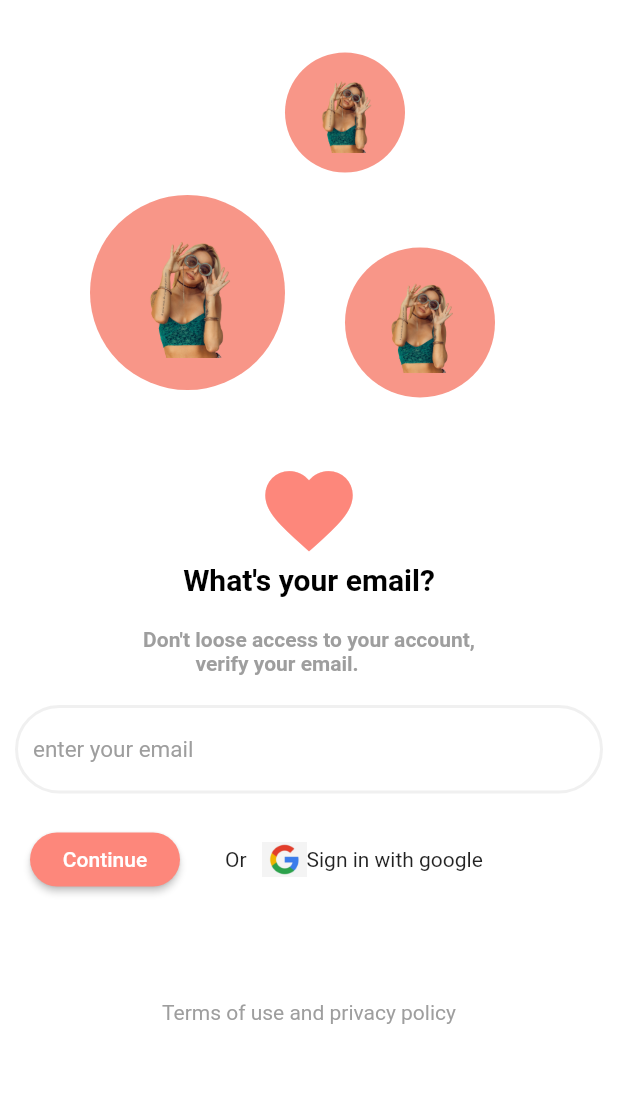
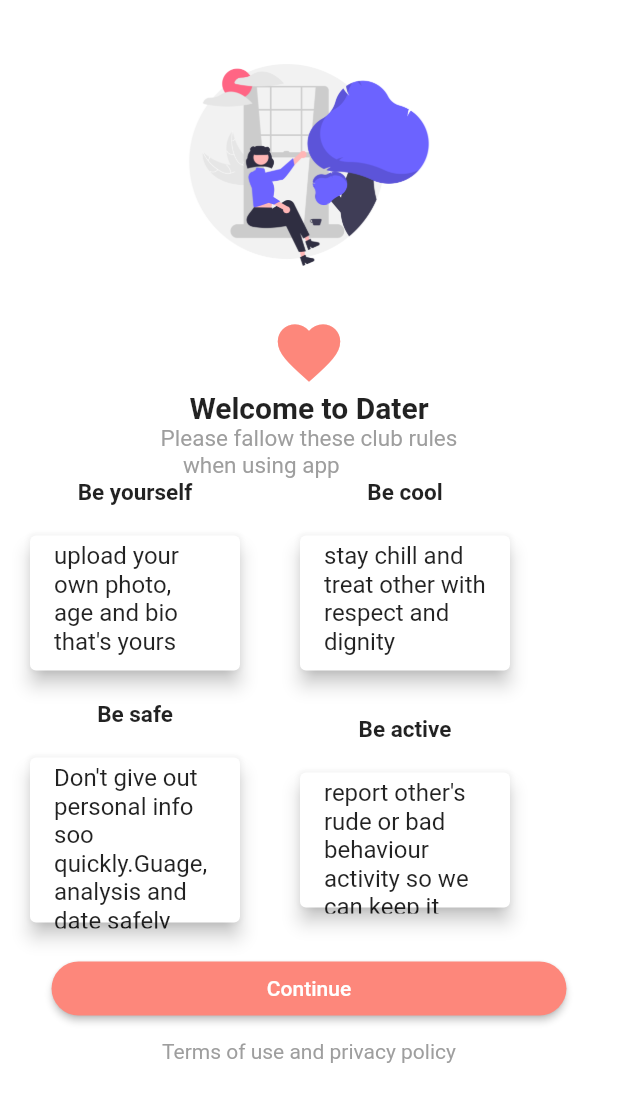
Before and after one commit to shyamnepal/Dating-app-UI, a Flutter app: the screen it shows after launch, after a tap on "Continue", on a phone screen of 412 x 824 dp. Shown: the top 1102 px of the screen. Run offline on Flutter 3.47's test engine with Material 2 defaults, Android fonts, the light colour scheme and no system bars; our stand-ins replace flutter_screenutil.

Commit message:
Create welcome page

```diff
--- a/lib/pages/emaillogin.dart
+++ b/lib/pages/emaillogin.dart
@@ -1,3 +1,4 @@
+import 'package:datingapp/pages/welcome.dart';
 import 'package:flutter/material.dart';
 import 'package:flutter_screenutil/flutter_screenutil.dart';
 
@@ -19,8 +20,19 @@
             children: [
               Row(
                 children: [
+                   Padding(
+                     padding: const EdgeInsets.only(left: 150,top: 40),
+                     child: Container(
+                      height: 15,
+                      width: 15,
+                      decoration: BoxDecoration(
+                         color: Color(0xffF89688),
+                         shape: BoxShape.circle,
+                      ),
+                  ),
+                   ),
                   Container(
-                    margin: const EdgeInsets.only(top: 35, left: 190),
+                    margin: const EdgeInsets.only(top: 35, left: 40),
                     width: 80,
                     height: 80,
                     decoration: BoxDecoration(
@@ -34,12 +46,24 @@
                       ),
                     ),
                   ),
+                  Padding(
+                    padding: const EdgeInsets.only(top: 100,left: 40),
+                    child: Container(
+                        height: 20,
+                        width: 20,
+                        decoration: BoxDecoration(
+                           color: Color(0xffF89688),
+                           shape: BoxShape.circle,
+                        ),
+                    ),
+                  ),
+
                 ],
               ),
               Row(
                 children: [
                   Container(
-                      margin: EdgeInsets.only(top: 10, left: 60),
+                      margin: EdgeInsets.only(left: 50),
                       width: 130,
                       height: 130,
                       decoration: BoxDecoration(
@@ -52,8 +76,19 @@
                           image: AssetImage('images/girl1.png'),
                         ),
                       )),
+                      Padding(
+                        padding: const EdgeInsets.only(bottom: 100,left:50),
+                        child: Container(
+                          height: 10,
+                          width: 10,
+                          decoration: BoxDecoration(
+                             color: Color(0xffF89688),
+                             shape: BoxShape.circle,
+                          ),
+                    ),
+                      ),
                   Container(
-                      margin: EdgeInsets.only(top: 50, left: 40),
+                      margin: EdgeInsets.only(top: 30),
                       width: 100,
                       height: 100,
                       decoration: BoxDecoration(
@@ -66,6 +101,8 @@
                           image: AssetImage('images/girl1.png'),
                         ),
                       )),
+
+
                 ],
               ),
               Padding(
@@ -121,7 +158,9 @@
                             child: SizedBox(
                               width: 100,
                               child: ElevatedButton(
-                                onPressed: () {},
+                                onPressed: () {
+                                  Navigator.push(context, MaterialPageRoute(builder: (context) => Welcome()),);
+                                },
                                 child: const Text('Continue'),
                                 style: ElevatedButton.styleFrom(
                                     primary: const Color(0xffFD877B),
--- /dev/null
+++ b/lib/pages/welcome.dart
@@ -0,0 +1,146 @@
+import 'package:flutter/material.dart';
+
+class Welcome extends StatelessWidget {
+  const Welcome({Key? key}) : super(key: key);
+
+  @override
+  Widget build(BuildContext context) {
+    return Scaffold(
+      backgroundColor: Colors.white,
+      body: Center(
+        child: Column(
+          children: [
+            Padding(
+              padding: const EdgeInsets.only(top: 10),
+              child: Image.asset(
+                'images/welcome.png',
+                width: 200,
+                height: 200,
+              ),
+            ),
+            const Icon(
+              Icons.favorite,
+              size: 50,
+              color:Color(0xffFD877B),
+            ),
+            const Text(
+              'Welcome to Dater',
+              style: TextStyle(fontWeight: FontWeight.bold, fontSize: 20),
+            ),
+            const Text('Please fallow these club rules\n    when using app',
+                style: TextStyle(color: Colors.grey, fontSize: 15)),
+            Column(
+              children: [
+                Row(
+                  children: [
+                    Column(
+                      children: [
+                        const Text('Be yourself',
+                            style: TextStyle(
+                                fontWeight: FontWeight.bold, fontSize: 15)),
+                        Container(
+                          height: 130,
+                          width: 180,
+                          child: const Card(
+                            child: ListTile(
+                              title: Text(
+                                  "upload your own photo, age and bio that's yours"),
+                            ),
+                            elevation: 5,
+
+                            margin: EdgeInsets.all(20),
+                          ),
+                        )
+                      ],
+                    ),
+                    Column(
+                      children:  [
+                        const Text('Be cool',
+                            style: TextStyle(
+                                fontWeight: FontWeight.bold, fontSize: 15)),
+                        Container(
+                          height: 130,
+                          width: 180,
+                          child: const Card(
+                            child: ListTile(
+                              title: Text(
+                                  "stay chill and treat other with respect and dignity "),
+                            ),
+                             elevation: 5,
+
+                            margin: EdgeInsets.all(20),
+                          ),
+                        )
+                      ],
+                    ),
+                  ],
+                ),
+                 Row(
+                  children: [
+                    Column(
+                      children: [
+                        const Text('Be safe',
+                            style: TextStyle(
+                                fontWeight: FontWeight.bold, fontSize: 15)),
+                        Container(
+                          height: 150,
+                          width: 180,
+                          child: const Card(
+                            child: ListTile(
+                              title: Text(
+                                  "Don't give out personal info soo quickly.Guage, analysis and date safely"),
+                            ),
+                            elevation: 5,
+
+                            margin: EdgeInsets.all(20),
+                          ),
+                        )
+                      ],
+                    ),
+                    Column(
+                      children: [
+                        const Text('Be active',
+                            style: TextStyle(
+                                fontWeight: FontWeight.bold, fontSize: 15)),
+                        Container(
+                          height: 130,
+                          width: 180,
+                          child: const Card(
+                            child: ListTile(
+                              title: Text(
+                                  "report other's rude or bad behaviour activity so we can keep it safe"),
+                            ),
+                             elevation: 5,
+
+                            margin: EdgeInsets.all(20),
+                          ),
+                        )
+                      ],
+                    ),
+                  ],
+                ),
+              ],
+            ),
+            SizedBox(
+              width: MediaQuery.of(context).size.width/1.2,
+              child: ElevatedButton(
+                                  onPressed: () {
+
+                                  },
+                                  child: const Text('Continue'),
+                                  style: ElevatedButton.styleFrom(
+                                      primary: const Color(0xffFD877B),
+                                      shape: RoundedRectangleBorder(
+                                          borderRadius: BorderRadius.circular(30))),
+                                ),
+            ),
+             const Padding(
+                      padding: EdgeInsets.only(top: 10),
+                      child: Text("Terms of use and privacy policy",style: TextStyle(color: Colors.grey),),
+                    )
+          ],
+        ),
+      ),
+    );
+  }
+}
```
Also changed, not shown: images/welcome.png (added).
